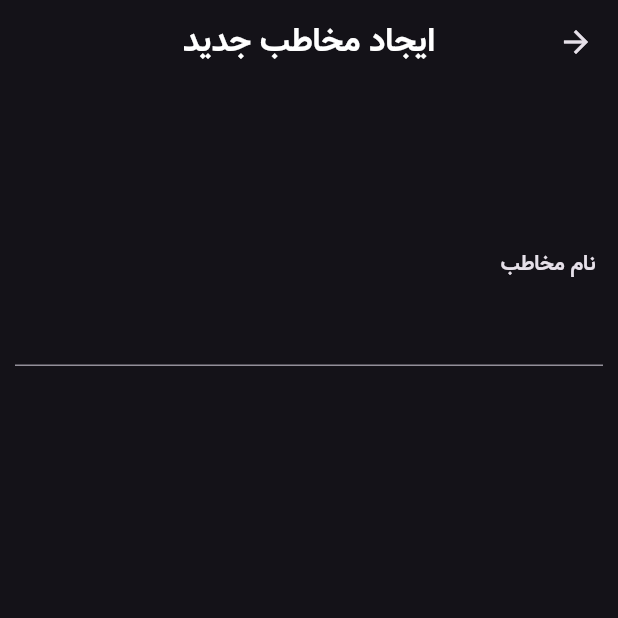
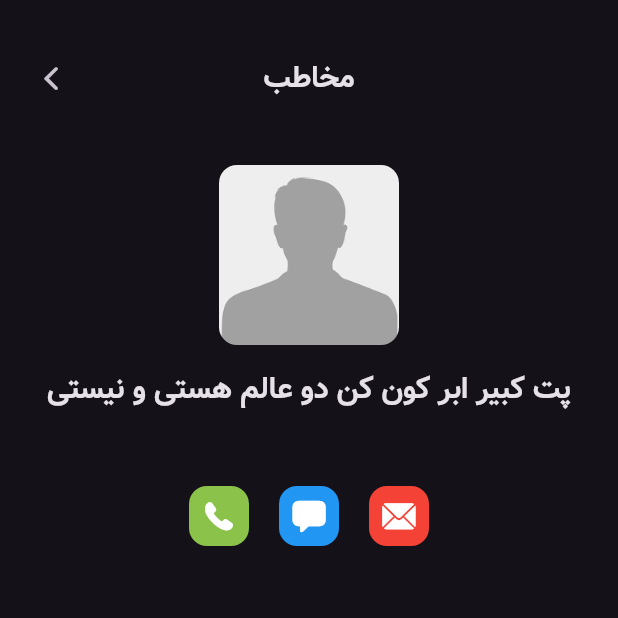
Before and after one commit to pooya-dani76/Contact-App, a Flutter app: the DetailPage screen opened by its route, on a phone screen of 412 x 824 dp, the top half of it. Run offline on Flutter 3.47's test engine with Material 3 defaults, Android fonts, the phone set to English and light mode, and no system bars; drawn by our look-alikes of auto_size_text; our stand-ins replace another_flushbar, get, hive, hive_flutter, logger, sqflite; accounts and stored records are empty.

Commit message:
Detail Page Created, Search Contact Added, fix some UI Bugs

```diff
--- a/lib/pages/detail_page/controller/detail_page_controller.dart
+++ b/lib/pages/detail_page/controller/detail_page_controller.dart
@@ -1,9 +1,5 @@
-import 'package:flutter/widgets.dart';
 import 'package:get/get.dart';
 
 class DetailPageController extends GetxController {
-  TextEditingController nameController = TextEditingController();
-  List<TextEditingController> numberControllers = [
-    TextEditingController(),
-  ];
+
 }
--- a/lib/pages/detail_page/view/detail_page_view.dart
+++ b/lib/pages/detail_page/view/detail_page_view.dart
@@ -1,9 +1,11 @@
+import 'package:flutter/cupertino.dart';
 import 'package:flutter/material.dart';
 import 'package:get/get.dart';
 import 'package:special_phone_book/pages/detail_page/controller/detail_page_controller.dart';
+import 'package:special_phone_book/pages/widgets/app_bar.dart';
 import 'package:special_phone_book/pages/widgets/avatar.dart';
+import 'package:special_phone_book/pages/widgets/custom_button.dart';
 import 'package:special_phone_book/pages/widgets/custom_text.dart';
-import 'package:special_phone_book/pages/widgets/custom_text_field.dart';
 
 class DetailPage extends StatelessWidget {
   const DetailPage({super.key});
@@ -12,29 +14,61 @@ class DetailPage extends StatelessWidget {
   Widget build(BuildContext context) {
     return GetBuilder<DetailPageController>(builder: (detailPageController) {
       return Scaffold(
-        appBar: AppBar(
-          centerTitle: true,
-          title: const CustomText(
-            text: 'ایجاد مخاطب جدید',
-            fontWeight: FontWeight.bold,
-            color: Colors.white,
+        body: Column(
+          children: [
+            const CustomAppBar(
+              title: 'مخاطب',
+              searchMode: false,
+              homePageMode: false,
             ),
-        ),
-        body: ListView(
-          padding: const EdgeInsets.all(10),
+            const SizedBox(height: 20),
+            Expanded(
+              child: ListView(
+                padding: const EdgeInsets.symmetric(horizontal: 20, vertical: 10),
                 physics: const BouncingScrollPhysics(),
                 children: [
-            const SizedBox(height: 50),
                   const Center(
                     child: Avatar(
                       image: 'assets/images/unknown_person.png',
+                      maxSize: Size(120, 120),
                     ),
                   ),
+                  const SizedBox(height: 15),
+                  const Center(
+                      child: CustomText(
+                    text: 'پت کبیر ابر کون کن دو عالم هستی و نیستی',
+                    fontWeight: FontWeight.bold,
+                    fontSize: 20,
+                  )),
                   const SizedBox(height: 50),
-            CustomTextField(
-              controller: detailPageController.nameController,
-              label: 'نام مخاطب',
+                  Row(
+                    mainAxisAlignment: MainAxisAlignment.center,
+                    children: [
+                      CustomButton(
+                        onTap: () {},
+                        color: Colors.red,
+                        maxSize: const Size(40, 40),
+                        child: const Icon(CupertinoIcons.mail_solid),
+                      ),
+                      const SizedBox(width: 20),
+                      CustomButton(
+                        onTap: () {},
+                        color: Colors.blue,
+                        maxSize: const Size(40, 40),
+                        child: const Icon(CupertinoIcons.bubble_left_fill),
+                      ),
+                      const SizedBox(width: 20),
+                      CustomButton(
+                        onTap: () {},
+                        color: Colors.lightGreen,
+                        maxSize: const Size(40, 40),
+                        child: const Icon(CupertinoIcons.phone_fill),
+                      ),
+                    ],
                   )
+                ],
+              ),
+            ),
           ],
         ),
       );
--- a/lib/pages/widgets/app_bar.dart
+++ b/lib/pages/widgets/app_bar.dart
@@ -1,38 +1,84 @@
+import 'package:flutter/cupertino.dart';
 import 'package:flutter/material.dart';
 import 'package:get/get.dart';
-import 'package:special_phone_book/pages/home_page/controller/home_page_controller.dart';
 import 'package:special_phone_book/pages/widgets/avatar.dart';
 import 'package:special_phone_book/pages/widgets/custom_button.dart';
 import 'package:special_phone_book/pages/widgets/custom_text.dart';
+import 'package:special_phone_book/pages/widgets/custom_text_field.dart';
 import 'package:special_phone_book/routes/routes.dart';
-import 'package:special_phone_book/storage/functions/functions.dart';
-import 'package:special_phone_book/storage/models/models.dart';
 
 class CustomAppBar extends StatelessWidget {
-  const CustomAppBar({super.key, this.showAddButton, required this.title});
+  const CustomAppBar({
+    super.key,
+    this.homePageMode = true,
+    required this.title,
+    required this.searchMode,
+    this.onSearchButtonTap,
+    this.onCloseSearchButtonTap,
+    this.onAddTap,
+    this.searchController,
+    this.onSearchWordChange,
+  });
 
-  final bool? showAddButton;
+  final bool? homePageMode;
   final String title;
+  final bool searchMode;
+  final VoidCallback? onSearchButtonTap;
+  final VoidCallback? onCloseSearchButtonTap;
+  final VoidCallback? onAddTap;
+  final VoidCallback? onSearchWordChange;
+  final TextEditingController? searchController;
 
   @override
   Widget build(BuildContext context) {
     return Container(
       padding: const EdgeInsets.only(top: 25, left: 10, right: 10),
       height: 80,
-      child: Row(
+      child: searchMode
+          ? Row(
+              children: [
+                CustomButton(
+                  onTap: () {
+                    if (onCloseSearchButtonTap != null) {
+                      onCloseSearchButtonTap!();
+                    }
+                  },
+                  color: Colors.red,
+                  maxSize: const Size(35, 35),
+                  child: const Icon(Icons.close_rounded),
+                ),
+                const SizedBox(width: 10),
+                Expanded(
+                  child: CustomTextField(
+                    controller: searchController ?? TextEditingController(),
+                    maxLines: 1,
+                    onChanged: (value) => Future.delayed(
+                      const Duration(milliseconds: 500),
+                      () {
+                        if (searchController!.text == value) {
+                          onSearchWordChange!();
+                        }
+                      },
+                    ),
+                  ),
+                ),
+              ],
+            )
+          : Row(
               crossAxisAlignment: CrossAxisAlignment.center,
               mainAxisAlignment: MainAxisAlignment.spaceBetween,
               children: [
-          Row(
+                Expanded(
+                  child: Row(
                     mainAxisSize: MainAxisSize.min,
                     children: [
+                      if (homePageMode!) ...{
                         CustomButton(
-                // onTap: () => routeToPage(page: Routes.detailPage),
-                onTap: () async {
-                  HomePageController homePageController = Get.find();
-                  await Storage.addNewContact(
-                      contact: Contact(name: "ایران ای مرز پرگهر", numbers: ['09359777475'], picturePath: ''));
-                  homePageController.loadData();
+                          onTap: () {
+                            if (onAddTap != null) {
+                              onAddTap!();
+                            }
+                            routeToPage(page: Routes.detailPage);
                           },
                           color: Colors.blue,
                           maxSize: const Size(35, 35),
@@ -40,22 +86,49 @@ class CustomAppBar extends StatelessWidget {
                         ),
                         const SizedBox(width: 10),
                         CustomButton(
-                onTap: (){},
-                color: Colors.green,
+                          onTap: () {
+                            if (onSearchButtonTap != null) {
+                              onSearchButtonTap!();
+                            }
+                          },
+                          color: Colors.greenAccent[400],
                           maxSize: const Size(35, 35),
                           child: const Icon(Icons.search_rounded),
                         ),
+                      } else ...{
+                        Container(width: 80)
+                      }
                     ],
                   ),
-          CustomText(
+                ),
+                Expanded(
+                  child: Center(
+                    child: CustomText(
                       text: title,
                       fontWeight: FontWeight.bold,
                       fontSize: 20,
                     ),
-          const SizedBox(width: 10),
+                  ),
+                ),
+                Expanded(
+                  child: Row(
+                    children: [
+                      if (homePageMode!) ...{
+                        const Spacer(),
                         const Avatar(
                           image: '',
                           maxSize: Size(35, 35),
+                        ),
+                      } else ...{
+                        const Spacer(),
+                        IconButton(
+                          onPressed: () => Get.back(),
+                          icon: const Directionality(
+                              textDirection: TextDirection.ltr, child: Icon(CupertinoIcons.back)),
+                        )
+                      },
+                    ],
+                  ),
                 ),
               ],
             ),
--- a/lib/pages/widgets/avatar.dart
+++ b/lib/pages/widgets/avatar.dart
@@ -16,7 +16,7 @@ class Avatar extends StatelessWidget {
   Widget build(BuildContext context) {
     return Container(
       decoration: BoxDecoration(
-        borderRadius: BorderRadius.circular(borderRadius ?? 8),
+        borderRadius: BorderRadius.circular(borderRadius ?? 12),
         shape: BoxShape.rectangle,
         image: DecorationImage(
           fit: BoxFit.fill,
--- a/lib/pages/widgets/custom_button.dart
+++ b/lib/pages/widgets/custom_button.dart
@@ -20,10 +20,13 @@ class CustomButton extends StatelessWidget {
   Widget build(BuildContext context) {
     return InkWell(
       onTap: () => onTap(),
-      borderRadius: BorderRadius.circular(8),
+      borderRadius: BorderRadius.circular(12),
       child: Container(
         decoration: BoxDecoration(
-            color: color, borderRadius: BorderRadius.circular(8), shape: BoxShape.rectangle),
+          color: color,
+          borderRadius: BorderRadius.circular(12),
+          shape: BoxShape.rectangle,
+        ),
         constraints: BoxConstraints(
           maxHeight: maxSize != null ? maxSize!.height : double.infinity,
           maxWidth: maxSize != null ? maxSize!.width : double.infinity,
```
Also changed, not shown: lib/pages/home_page/controller/home_page_controller.dart (+20 -0 lines), lib/pages/home_page/view/home_page.dart (+9 -1 lines), lib/pages/widgets/custom_text_field.dart (+22 -1 lines), lib/storage/functions/functions.dart (+11 -4 lines). Lines whose indentation alone changed are shown as unchanged.
